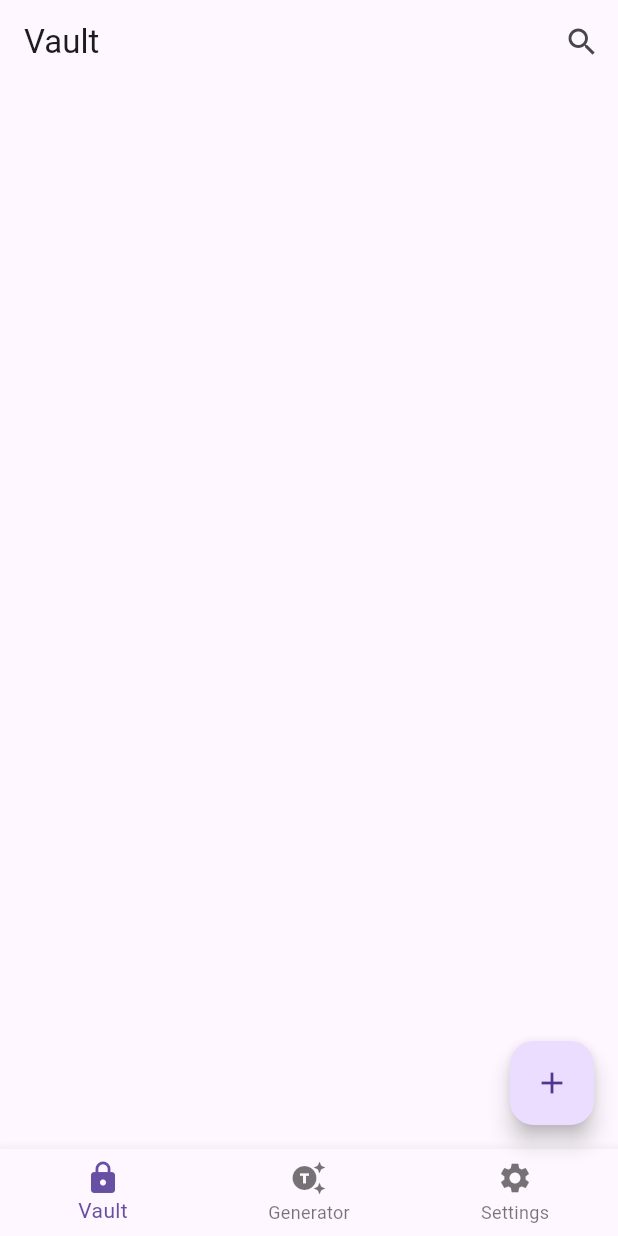
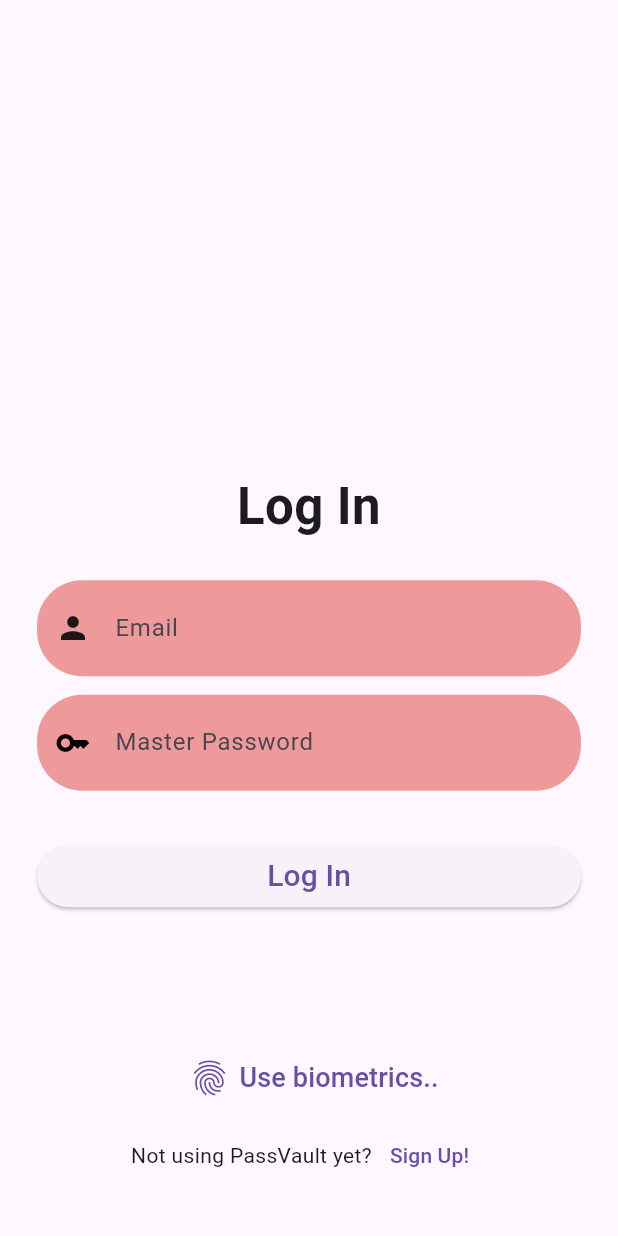
Before and after one commit to dhruv-k1/PassVault, a Flutter app: the screen it shows after launch, on a phone screen of 412 x 824 dp. Run offline on Flutter 3.47's test engine with Material 3 defaults, Android fonts, the phone set to English and light mode, and no system bars; our stand-ins replace cloud_firestore, firebase_core, responsive_sizer; missing offline and left inert: dart:ffi, responsive; accounts and stored records are empty.

Commit message:
Login page

```diff
--- /dev/null
+++ b/lib/Screens/login_screen.dart
@@ -0,0 +1,140 @@
+import 'package:flutter/material.dart';
+import 'package:pass/screens/signup_screen.dart';
+
+class LoginScreen extends StatefulWidget {
+  const LoginScreen({super.key});
+  static const routeName = '/login';
+
+  @override
+  State<LoginScreen> createState() => _LoginScreenState();
+}
+
+class _LoginScreenState extends State<LoginScreen> {
+  @override
+  Widget build(BuildContext context) {
+    Size size = MediaQuery.of(context).size;
+    return Scaffold(
+      body: SingleChildScrollView(
+        child: Container(
+          height: double.maxFinite,
+          child: Padding(
+            padding: EdgeInsets.all(size.height * 0.03),
+            child: Column(
+              children: [
+                SizedBox(
+                  height: size.height * 0.35,
+                ),
+                Text(
+                  'Log In',
+                  textAlign: TextAlign.center,
+                  style: TextStyle(
+                    fontWeight: FontWeight.bold,
+                    fontSize: 34,
+                  ),
+                ),
+                SizedBox(
+                  height: size.height * 0.03,
+                ),
+                TextField(
+                  decoration: InputDecoration(
+                      filled: true,
+                      prefixIconColor: Colors.black87,
+                      fillColor: Colors.red[200],
+                      contentPadding: EdgeInsets.symmetric(vertical: 20),
+                      hintText: 'Email',
+                      prefixIcon: IconButton(
+                          onPressed: () {}, icon: Icon(Icons.person)),
+                      border: OutlineInputBorder(
+                          borderRadius: BorderRadius.circular(30),
+                          borderSide: BorderSide.none)),
+                ),
+                SizedBox(
+                  height: size.height * 0.015,
+                ),
+                TextField(
+                  decoration: InputDecoration(
+                      filled: true,
+                      prefixIconColor: Colors.black,
+                      fillColor: Colors.red[200],
+                      contentPadding: EdgeInsets.symmetric(vertical: 20),
+                      hintText: 'Master Password',
+                      prefixIcon:
+                          IconButton(onPressed: () {}, icon: Icon(Icons.key)),
+                      border: OutlineInputBorder(
+                          borderRadius: BorderRadius.circular(30),
+                          borderSide: BorderSide.none)),
+                ),
+                SizedBox(
+                  height: size.height * 0.04,
+                ),
+                //InkWell(
+
+                ElevatedButton(
+                  onPressed: () {},
+                  child: Container(
+                    width: double.infinity,
+                    height: size.height * 0.05,
+                    alignment: Alignment.center,
+                    child: Text('Log In',
+                        style: TextStyle(
+                          fontSize: 20,
+                        )),
+                  ),
+                  style: ButtonStyle(
+                    shape: MaterialStateProperty.all<RoundedRectangleBorder>(
+                        RoundedRectangleBorder(
+                      borderRadius: BorderRadius.circular(30.0),
+                    )),
+                  ),
+                ),
+                //       decoration: BoxDecoration(
+                //           borderRadius: BorderRadius.circular(300))),
+                //   borderRadius: BorderRadius.circular(300),
+                //   splashColor: Theme.of(context).canvasColor,
+                // ),
+                SizedBox(
+                  height: size.height * 0.1,
+                ),
+                TextButton(
+                    onPressed: () {},
+                    child: Container(
+                      width: size.width * 0.43,
+                      child: Row(
+                          mainAxisAlignment: MainAxisAlignment.center,
+                          children: [
+                            Container(
+                                margin: EdgeInsets.all(5),
+                                child: Icon(
+                                  Icons.fingerprint_sharp,
+                                  size: 28,
+                                ),
+                                decoration: BoxDecoration(
+                                  border: Border.all(
+                                      color: Theme.of(context).cardColor),
+                                  borderRadius:
+                                      BorderRadius.all(Radius.circular(30)),
+                                )),
+                            Text(
+                              'Use biometrics..',
+                              style: TextStyle(fontSize: 18),
+                            )
+                          ]),
+                    )),
+                Row(
+                  mainAxisAlignment: MainAxisAlignment.center,
+                  children: [
+                    Text('Not using PassVault yet?'),
+                    TextButton(
+                        onPressed: () => Navigator.of(context)
+                            .pushNamed(SignUpScreen.routeName),
+                        child: Text('Sign Up!'))
+                  ],
+                )
+              ],
+            ),
+          ),
+        ),
+      ),
+    );
+  }
+}
--- a/lib/Screens/vault_screen.dart
+++ b/lib/Screens/vault_screen.dart
@@ -2,6 +2,7 @@ import 'package:firebase_core/firebase_core.dart';
 import 'package:flutter/material.dart';
 import 'package:pass/screens/add_password_screen.dart';
 import 'package:pass/Widgets/passwords_list.dart';
+import 'package:pass/screens/generator_screen.dart';
 
 class VaultScreen extends StatefulWidget {
   static const routeName = '/vaultscreen';
@@ -41,8 +42,11 @@ class VaultScreenState extends State<VaultScreen> {
                     BottomNavigationBarItem(
                         icon: Icon(Icons.lock), label: 'Vault'),
                     BottomNavigationBarItem(
-                        icon: Icon(Icons.generating_tokens),
-                        label: 'Generator'),
+                      // ,
+                      icon: Icon(Icons.model_training),
+
+                      label: 'Generator',
+                    ),
                     BottomNavigationBarItem(
                         icon: Icon(Icons.settings), label: 'Settings'),
                   ],
--- a/lib/main.dart
+++ b/lib/main.dart
@@ -2,6 +2,10 @@ import 'package:cloud_firestore/cloud_firestore.dart';
 import 'package:firebase_core/firebase_core.dart';
 import 'package:flutter/material.dart';
 import 'package:pass/firebase_options.dart';
+import 'package:pass/screens/generator_screen.dart';
+import 'package:pass/screens/login_screen.dart';
+import 'package:pass/screens/signup_screen.dart';
+import 'package:responsive_sizer/responsive_sizer.dart';
 import 'provider/addpassword_provider.dart';
 import 'package:pass/screens/add_password_screen.dart';
 import 'package:provider/provider.dart';
@@ -22,6 +26,26 @@ class MyApp extends StatelessWidget {
 
   @override
   Widget build(BuildContext context) {
+    // ResponsiveSizer(
+    //   builder:  (context, Orientation.portrait, ScreenType.mobile){
+    //     Device.orientation == Orientation.portrait
+    // ? Container(   // Widget for Portrait
+    //     width: 100.w,
+    //     height: 20.5.h,
+    //  )
+    // : Container(   // Widget for Landscape
+    //     width: 100.w,
+    //     height: 12.5.h,
+    //  );
+    //  Device.screenType == ScreenType.tablet
+    // ? Container(   // Widget for Tablet
+    //     width: 100.w,
+    //     height: 20.5.h,
+    //  )
+    // : Container(   // Widget for Mobile
+    //     width: 100.w,
+    //     height: 12.5.h,
+    //  );
     return FutureBuilder(
         future: _initialization,
         builder: ((context, snapshot) {
@@ -38,10 +62,17 @@ class MyApp extends StatelessWidget {
                 //colorScheme: ColorScheme.fromSeed(seedColor: Colors.deepPurple),
                 //useMaterial3: true,
                 //),
-                home: VaultScreen(),
+                home: ResponsiveSizer(
+                    builder: (context, orientation, screenType) {
+                  return LoginScreen();
+                }),
+
                 routes: {
                   VaultScreen.routeName: (ctx) => VaultScreen(),
                   AddPasswordScreen.routeName: (ctx) => AddPasswordScreen(),
+                  LoginScreen.routeName: (ctx) => LoginScreen(),
+                  SignUpScreen.routeName: (context) => SignUpScreen(),
+                  GeneratorScreen.routeName: (context) => GeneratorScreen()
                 },
               ),
             );
@@ -49,4 +80,5 @@ class MyApp extends StatelessWidget {
           return CircularProgressIndicator();
         }));
   }
+  // );
 }
--- a/pubspec.yaml
+++ b/pubspec.yaml
@@ -37,6 +37,8 @@ dependencies:
   cupertino_icons: ^1.0.2
   firebase_core: ^2.24.2
   cloud_firestore: ^4.13.6
+  responsive: ^0.3.11+11
+  responsive_sizer: ^3.2.0
 
 
 dev_dependencies:
```
Also changed, not shown: lib/Screens/add_password_screen.dart (+13 -5 lines), lib/Screens/generator_screen.dart (added, +37 -0 lines), lib/Screens/signup_screen.dart (added, +143 -0 lines), lib/Widgets/passwords_list.dart (+23 -9 lines), pubspec.lock.
